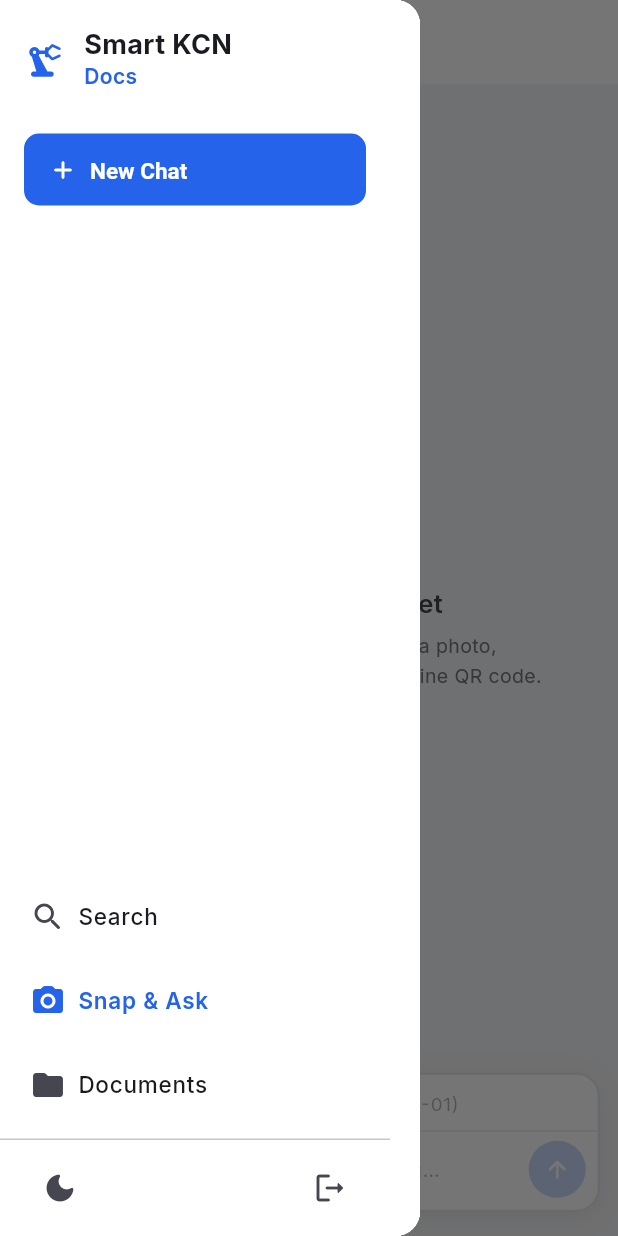
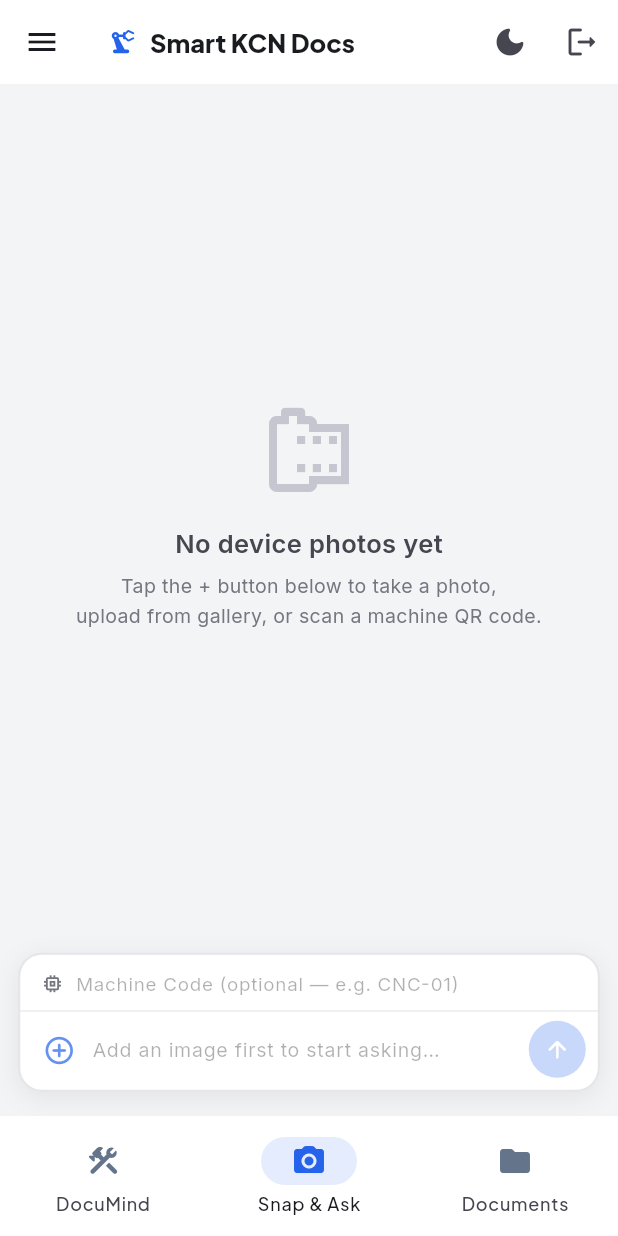
Before and after one commit to hacker-sama/dcid-web, a Flutter app: the SnapAskScreen screen opened by its route, in the side drawer, after a tap on the "logout" icon, on a phone screen of 412 x 824 dp. Run offline on Flutter 3.47's test engine with Material 3 defaults, Android fonts, the phone set to English and light mode, and no system bars; our stand-ins replace data_table_2, dio, file_picker, flutter_markdown, flutter_riverpod, flutter_secure_storage and 3 more; missing offline and left inert: dart:js_interop; accounts and stored records are empty; network calls fail; project files that could hold a hidden picture were left out.

Commit message:
name change from Search to DocuMind

```diff
--- a/dcid-app/lib/features/admin/admin_screen.dart
+++ b/dcid-app/lib/features/admin/admin_screen.dart
@@ -303,16 +303,12 @@ class _AdminScreenState extends ConsumerState<AdminScreen> {
                 crossAxisAlignment: CrossAxisAlignment.start,
                 mainAxisSize: MainAxisSize.min,
                 children: [
-                  FittedBox(
-                    fit: BoxFit.scaleDown,
-                    alignment: Alignment.centerLeft,
-                    child: Text(
-                      value,
-                      style: TextStyle(
-                        fontSize: 18,
-                        fontWeight: FontWeight.bold,
-                        color: scheme.onSurface,
-                      ),
+                  Text(
+                    value,
+                    style: TextStyle(
+                      fontSize: 18,
+                      fontWeight: FontWeight.bold,
+                      color: scheme.onSurface,
                     ),
                   ),
                   const SizedBox(height: 2),
@@ -409,27 +405,14 @@ class _AdminScreenState extends ConsumerState<AdminScreen> {
                   );
                 }
 
-                return Column(
-                  mainAxisSize: MainAxisSize.min,
-                  children: [
-                    Row(
-                      crossAxisAlignment: CrossAxisAlignment.start,
-                      children: [
-                        Expanded(child: cards[0]),
-                        const SizedBox(width: 8),
-                        Expanded(child: cards[1]),
-                      ],
-                    ),
-                    const SizedBox(height: 8),
-                    Row(
-                      crossAxisAlignment: CrossAxisAlignment.start,
-                      children: [
-                        Expanded(child: cards[2]),
-                        const SizedBox(width: 8),
-                        Expanded(child: cards[3]),
-                      ],
-                    ),
-                  ],
+                return GridView.count(
+                  crossAxisCount: 2,
+                  crossAxisSpacing: 8,
+                  mainAxisSpacing: 8,
+                  childAspectRatio: 2.2,
+                  shrinkWrap: true,
+                  physics: const NeverScrollableScrollPhysics(),
+                  children: cards,
                 );
               },
             ),
--- a/dcid-app/lib/features/documents/documents_screen.dart
+++ b/dcid-app/lib/features/documents/documents_screen.dart
@@ -184,8 +184,6 @@ class _DocumentsScreenState extends ConsumerState<DocumentsScreen> {
       // ── Compact dropdown for narrow phone screens ─────────────────────────
       return Padding(
         padding: const EdgeInsets.fromLTRB(16, 8, 16, 4),
-        child: SingleChildScrollView(
-          scrollDirection: Axis.horizontal,
         child: Row(
           children: [
             Icon(Icons.sort, size: 16, color: scheme.onSurfaceVariant),
@@ -198,7 +196,7 @@ class _DocumentsScreenState extends ConsumerState<DocumentsScreen> {
                 fontWeight: FontWeight.w500,
               ),
             ),
-              const SizedBox(width: 16),
+            const Spacer(),
             // Pill-shaped dropdown button
             Container(
               padding:
@@ -245,7 +243,6 @@ class _DocumentsScreenState extends ConsumerState<DocumentsScreen> {
               ),
             ),
           ],
-          ),
         ),
       );
     }
@@ -397,17 +394,11 @@ class _DocumentsScreenState extends ConsumerState<DocumentsScreen> {
                               minVerticalPadding: isTablet ? 10 : 14,
                               leading:
                                   const Icon(Icons.description_outlined),
-                              title: Text(
-                                doc.title,
-                                maxLines: 2,
-                                overflow: TextOverflow.ellipsis,
-                              ),
+                              title: Text(doc.title),
                               subtitle: subtitleParts.isEmpty
                                   ? null
                                   : Text(
                                       subtitleParts.join(' · '),
-                                      maxLines: 2,
-                                      overflow: TextOverflow.ellipsis,
                                       style:
                                           const TextStyle(fontSize: 12),
                                     ),
--- a/dcid-app/lib/features/search/widgets/search_empty_state.dart
+++ b/dcid-app/lib/features/search/widgets/search_empty_state.dart
@@ -51,7 +51,6 @@ class _SearchEmptyStateState extends ConsumerState<SearchEmptyState>
 
     return Center(
       child: SingleChildScrollView(
-        physics: const AlwaysScrollableScrollPhysics(),
         padding: const EdgeInsets.symmetric(horizontal: 24, vertical: 40),
         child: Column(
           mainAxisAlignment: MainAxisAlignment.center,
@@ -61,14 +60,14 @@ class _SearchEmptyStateState extends ConsumerState<SearchEmptyState>
               child: AnimatedBuilder(
                 animation: _pulseAnim,
                 builder: (context, child) {
-                  final scaleFactor = 0.96 + (_pulseAnim.value * 0.08);
+                  final scale = 0.96 + (_pulseAnim.value * 0.08);
                   final angle = math.sin(_pulseController.value * math.pi) * 0.04;
-                  return Transform.rotate(
-                    angle: angle,
-                    child: Transform.scale(
-                      scale: scaleFactor,
+                  return Transform(
+                    transform: Matrix4.identity()
+                      ..rotateZ(angle)
+                      ..scale(scale, scale, 1.0),
+                    alignment: Alignment.center,
                     child: child,
-                    ),
                   );
                 },
                 child: Container(
@@ -84,9 +83,8 @@ class _SearchEmptyStateState extends ConsumerState<SearchEmptyState>
                     boxShadow: [
                       BoxShadow(
                         color: accent.withValues(alpha: 0.2),
-                        // Reduced from 20 to 12 — cheaper GPU paint, still glows
-                        blurRadius: 12,
-                        spreadRadius: 0,
+                        blurRadius: 20,
+                        spreadRadius: 1,
                       ),
                     ],
                   ),
@@ -103,11 +101,6 @@ class _SearchEmptyStateState extends ConsumerState<SearchEmptyState>
 
             const SizedBox(height: 24),
 
-            // Static content isolated in its own repaint boundary so it is
-            // not repainted each frame by the icon pulse animation above.
-            RepaintBoundary(
-              child: Column(
-                children: [
             // Bold title
             Text(
               'Smart KCN Docs',
@@ -144,9 +137,6 @@ class _SearchEmptyStateState extends ConsumerState<SearchEmptyState>
                   accent: accent,
                 );
               }).toList(),
-                  ),
-                ],
-              ),
             ),
           ],
         ),
@@ -219,7 +209,7 @@ class _SearchSuggestionChipState extends State<SearchSuggestionChip> {
               ),
               child: ConstrainedBox(
                 constraints: BoxConstraints(
-                  maxWidth: math.max(0.0, MediaQuery.of(context).size.width - 64),
+                  maxWidth: MediaQuery.of(context).size.width - 64,
                 ),
                 child: Row(
                   mainAxisSize: MainAxisSize.min,
--- a/dcid-app/lib/features/shell/home_shell.dart
+++ b/dcid-app/lib/features/shell/home_shell.dart
@@ -17,7 +17,7 @@ class _Dest {
 /// Branch ordering must stay in sync with [routerProvider] in router.dart:
 ///   index 0 = /search, 1 = /snap, 2 = /documents, 3 = /admin
 const _allDestinations = <_Dest>[
-  _Dest(Icons.search_rounded, 'Search'),
+  _Dest(Icons.construction_rounded, 'DocuMind'),
   _Dest(Icons.camera_alt_rounded, 'Snap & Ask'),
   _Dest(Icons.folder_rounded, 'Documents'),
   _Dest(Icons.admin_panel_settings_rounded, 'Admin', adminOnly: true),
@@ -86,7 +86,6 @@ class HomeShell extends ConsumerWidget {
     // ── Wide layout: NavigationRail + content ─────────────────────────────
     if (isWide) {
       return Scaffold(
-        backgroundColor: Theme.of(context).scaffoldBackgroundColor,
         body: Row(
           children: [
             RepaintBoundary(
@@ -100,6 +99,7 @@ class HomeShell extends ConsumerWidget {
                 onLogout: logout,
               ),
             ),
+            const VerticalDivider(width: 1),
             Expanded(
               child: RepaintBoundary(
                 child: navigationShell,
@@ -114,11 +114,8 @@ class HomeShell extends ConsumerWidget {
     final colorScheme = Theme.of(context).colorScheme;
 
     return Scaffold(
-      backgroundColor: Theme.of(context).scaffoldBackgroundColor,
       appBar: AppBar(
-        title: FittedBox(
-          fit: BoxFit.scaleDown,
-          child: Row(
+        title: Row(
           mainAxisSize: MainAxisSize.min,
           children: [
             Icon(Icons.precision_manufacturing_rounded,
@@ -130,12 +127,26 @@ class HomeShell extends ConsumerWidget {
             ),
           ],
         ),
+        actions: [
+          themeToggleButton,
+          if (role != null)
+            Padding(
+              padding: const EdgeInsets.only(right: 4),
+              child: Center(
+                child: Chip(
+                  label: Text(role.label, style: const TextStyle(fontSize: 11)),
+                  visualDensity: VisualDensity.compact,
                 ),
               ),
+            ),
+          IconButton(
+            tooltip: 'Logout',
+            icon: const Icon(Icons.logout_rounded),
+            onPressed: logout,
+          ),
+        ],
+      ),
       drawer: Drawer(
-        width: 280,
-        elevation: 16,
-        backgroundColor: colorScheme.surface,
         child: SafeArea(
           child: CollapsibleSidebar(
             forceExpanded: true,
@@ -157,6 +168,17 @@ class HomeShell extends ConsumerWidget {
           child: navigationShell,
         ),
       ),
+      bottomNavigationBar: NavigationBar(
+        selectedIndex: navIndex,
+        onDestinationSelected: onSelect,
+        destinations: [
+          for (final d in dests)
+            NavigationDestination(
+              icon: Icon(d.icon),
+              label: d.label,
+            ),
+        ],
+      ),
     );
   }
 }
--- a/dcid-app/lib/features/shell/widgets/collapsible_sidebar.dart
+++ b/dcid-app/lib/features/shell/widgets/collapsible_sidebar.dart
@@ -50,13 +50,11 @@ class CollapsibleSidebar extends ConsumerWidget {
 
     final sidebarDecoration = BoxDecoration(
       color: colorScheme.surface,
-      border: !Responsive.isWide(context)
-          ? null
-          : Border(
+      border: Border(
         right: BorderSide(
           color: Theme.of(context).brightness == Brightness.light
               ? const Color(0xFFE5E7EB)
-                    : colorScheme.outlineVariant.withValues(alpha: 0.15),
+              : colorScheme.outlineVariant.withValues(alpha: 0.5),
           width: 1,
         ),
       ),
@@ -386,7 +384,6 @@ class CollapsibleSidebar extends ConsumerWidget {
                   icon: const Icon(Icons.logout_rounded),
                   onPressed: onLogout,
                 ),
-                if (Responsive.isWide(context))
                 IconButton(
                   tooltip: 'Collapse sidebar',
                   icon: const Icon(Icons.chevron_left_rounded),
@@ -403,8 +400,8 @@ class CollapsibleSidebar extends ConsumerWidget {
     // LayoutBuilder provides the finite height both children require so that
     // Spacer / Expanded / mainAxisAlignment: spaceBetween all work correctly.
     return AnimatedContainer(
-      duration: const Duration(milliseconds: 180),
-      curve: Curves.easeInOutCubic,
+      duration: const Duration(milliseconds: 250),
+      curve: Curves.easeInOut,
       width: isExpanded ? 260.0 : 68.0,
       decoration: sidebarDecoration,
       child: ClipRect(
@@ -416,8 +413,8 @@ class CollapsibleSidebar extends ConsumerWidget {
               crossFadeState: isExpanded
                   ? CrossFadeState.showSecond
                   : CrossFadeState.showFirst,
-              firstChild: ClipRect(child: SizedBox(width: 68, child: buildCollapsedChild(h))),
-              secondChild: ClipRect(child: SizedBox(width: 260, child: buildExpandedChild(h))),
+              firstChild: ClipRect(child: buildCollapsedChild(h)),
+              secondChild: ClipRect(child: buildExpandedChild(h)),
               alignment: Alignment.topCenter,
               sizeCurve: Curves.easeInOut,
               layoutBuilder: (topChild, topChildKey, bottomChild, bottomChildKey) {
--- a/dcid-app/lib/features/snap_ask/widgets/snap_empty_state.dart
+++ b/dcid-app/lib/features/snap_ask/widgets/snap_empty_state.dart
@@ -14,11 +14,8 @@ class SnapEmptyState extends StatelessWidget {
   @override
   Widget build(BuildContext context) {
     return Center(
-      child: SingleChildScrollView(
-        physics: const AlwaysScrollableScrollPhysics(),
-        padding: const EdgeInsets.all(16.0),
-        child: Column(
-          mainAxisAlignment: MainAxisAlignment.center,
+      child: Column(
+        mainAxisAlignment: MainAxisAlignment.center,
         children: [
           Icon(Icons.camera_roll_outlined, size: 64, color: scheme.outlineVariant),
           const SizedBox(height: 16),
@@ -38,7 +35,6 @@ class SnapEmptyState extends StatelessWidget {
           ),
         ],
       ),
-      ),
     );
   }
 }
```
Also changed, not shown: 1 other file. Lines whose indentation alone changed are shown as unchanged.
